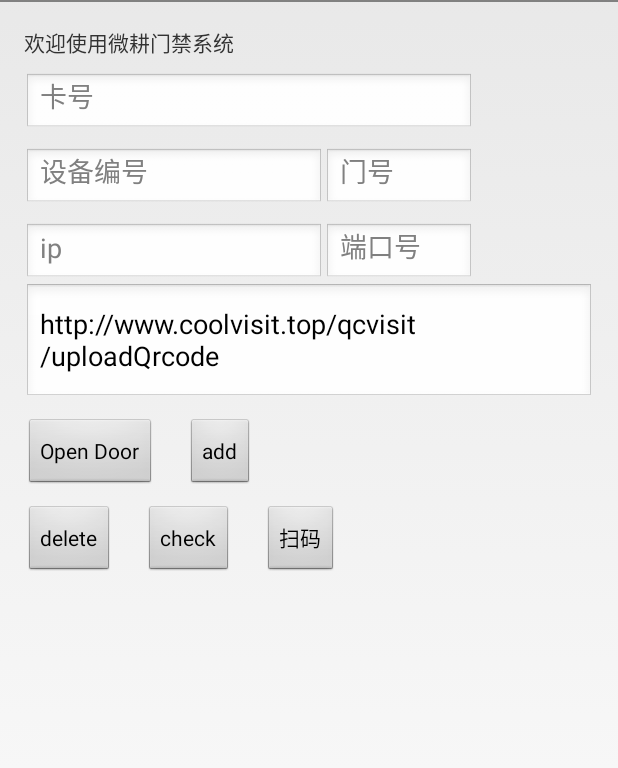
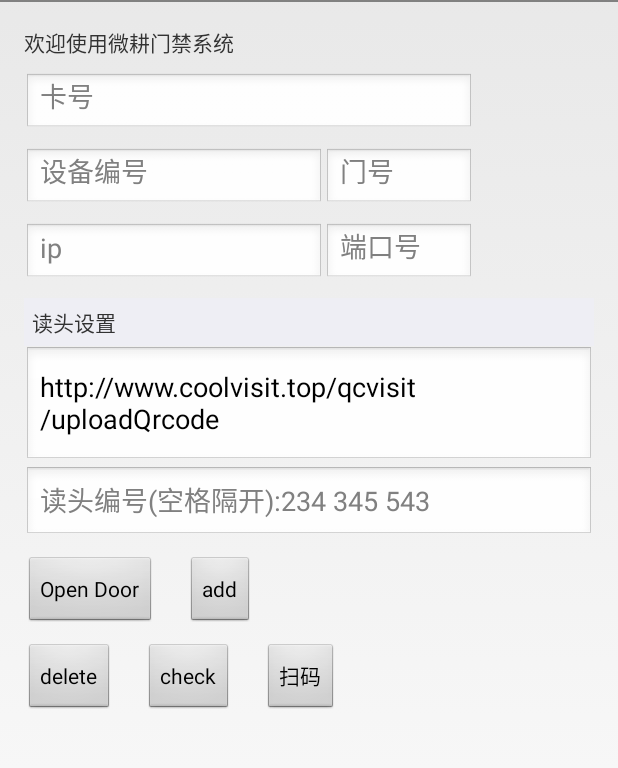
Before and after one commit to maddockFeng/WGController, an Android app: the screen it shows after launch (MainActivity), on a phone screen of 412 x 824 dp, the part 36-804 px from its top. Run offline under Robolectric (Android 15) with nearby library versions, the phone set to English and light mode, and no system bars.

Commit message:
增加读头号

```diff
--- a/app/src/main/java/com/coolvisit/wgcontroller/MainActivity.java
+++ b/app/src/main/java/com/coolvisit/wgcontroller/MainActivity.java
@@ -47,7 +47,7 @@ public class MainActivity extends Activity {
 
 	private IAccessController mAC;
 	private EditText mEditText_cardid,mEditText_devid,mEditText_doorno,mEditText_ip,mEditText_port;
-	private EditText mEditText_server_api;
+	private EditText mEditText_server_api,mEditText_ReaderNum;
 	public static TextView mPrintView;
 	@Override
 	protected void onCreate(Bundle savedInstanceState) {
@@ -72,6 +72,7 @@ public class MainActivity extends Activity {
 		mEditText_ip = (EditText) findViewById(R.id.edit_ip);
 		mEditText_port = (EditText) findViewById(R.id.edit_port);
 		mEditText_server_api = (EditText) findViewById(R.id.server_open_api);
+		mEditText_ReaderNum = (EditText) findViewById(R.id.reader_number);
 		mPrintView = (TextView) findViewById(R.id.print);
 
 		mEditText_cardid.setText(UserDB.getValue(UserDB.KEY_CARD_ID,""));
@@ -80,6 +81,7 @@ public class MainActivity extends Activity {
 		mEditText_ip.setText(UserDB.getValue(UserDB.KEY_IP,""));
 		mEditText_port.setText(UserDB.getValue(UserDB.KEY_PORT,""));
 		mEditText_server_api.setText(UserDB.getValue(UserDB.KEY_OPEN_API,"http://www.coolvisit.top/qcvisit/uploadQrcode"));
+		mEditText_ReaderNum.setText(UserDB.getValue(UserDB.KEY_READER_NUM,""));
 
 		mAC = new WGController();
 //		mAC.searchDevices("255.255.255.255",60000);
@@ -160,9 +162,17 @@ public class MainActivity extends Activity {
 					}
 					break;
 				case R.id.button_scan:
-					UserDB.setValue(UserDB.KEY_OPEN_API,mEditText_server_api.getEditableText().toString());
+					String api = mEditText_server_api.getEditableText().toString();
+					String reader = mEditText_ReaderNum.getEditableText().toString();
+					UserDB.setValue(UserDB.KEY_OPEN_API,api);
+					UserDB.setValue(UserDB.KEY_READER_NUM,reader);
+					if(api.isEmpty() || reader.isEmpty()){
+						Toast.makeText(MainActivity.this, "读头信息不完整！", Toast.LENGTH_SHORT).show();
+						return;
+					}
 					Intent intent = new Intent(MainActivity.this, CaptureActivity.class);
-					intent.putExtra("api",mEditText_server_api.getEditableText().toString());
+					intent.putExtra("api",api);
+					intent.putExtra("reader",reader);
 					startActivity(intent);
 					break;
 			default:
--- a/app/src/main/java/com/coolvisit/wgcontroller/controller/UserDB.java
+++ b/app/src/main/java/com/coolvisit/wgcontroller/controller/UserDB.java
@@ -13,6 +13,7 @@ public class UserDB {
 	public static final String KEY_IP = "KEY_IP";
 	public static final String KEY_PORT = "KEY_PORT";
 	public static final String KEY_OPEN_API = "KEY_OPEN_API";
+	public static final String KEY_READER_NUM = "KEY_READER_NUM";
 
 	private static SharedPreferences sSharedPrefs = ControllerApp.getInstance().getSharedPreferences(PREFERENCES_USER, 0);
 	private static Editor sEditor = sSharedPrefs.edit();
--- a/app/src/main/res/layout/activity_main.xml
+++ b/app/src/main/res/layout/activity_main.xml
@@ -71,11 +71,26 @@
                     android:text="60000" />
             </LinearLayout>
 
+            <TextView
+                android:layout_width="match_parent"
+                android:layout_height="wrap_content"
+                android:padding="5dp"
+                android:layout_marginTop="10dp"
+                android:text="读头设置"
+                android:background="@color/bg_color"/>
+
             <EditText
                 android:id="@+id/server_open_api"
                 android:layout_width="match_parent"
                 android:layout_height="80dp"
                 android:hint="服务器开门接口"
+                android:text="" />
+
+            <EditText
+                android:id="@+id/reader_number"
+                android:layout_width="match_parent"
+                android:layout_height="50dp"
+                android:hint="读头编号(空格隔开):234 345 543"
                 android:text="" />
 
             <LinearLayout
```
Also changed, not shown: app/src/main/java/com/coolvisit/wgcontroller/scanqr/ui/CaptureActivity.java (+40 -32 lines).
